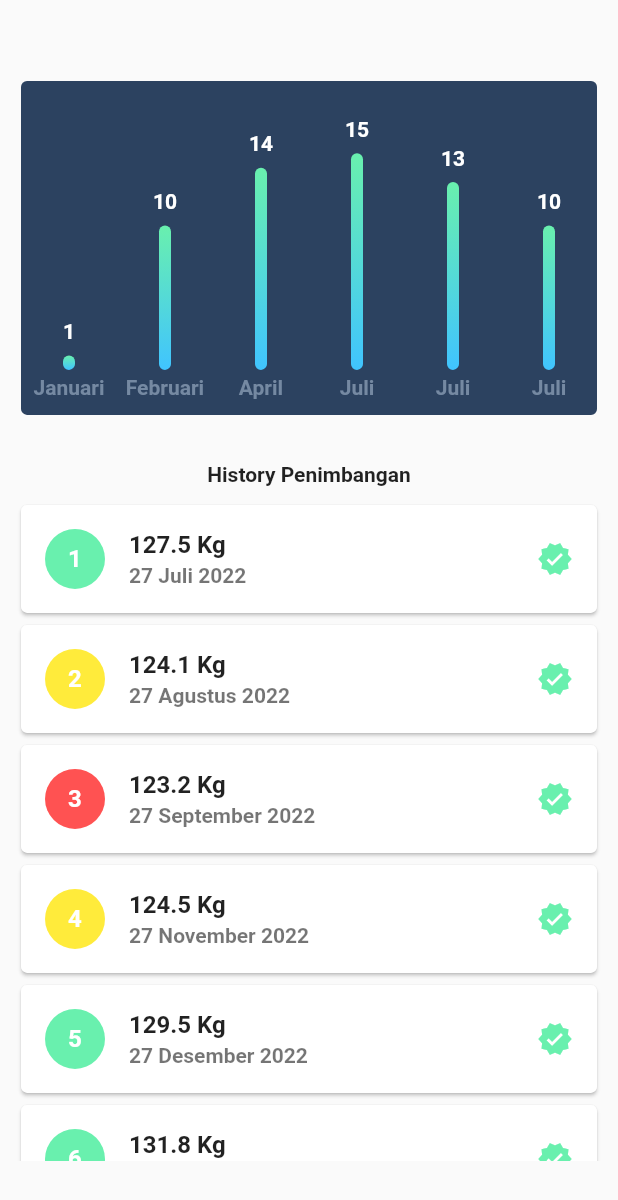
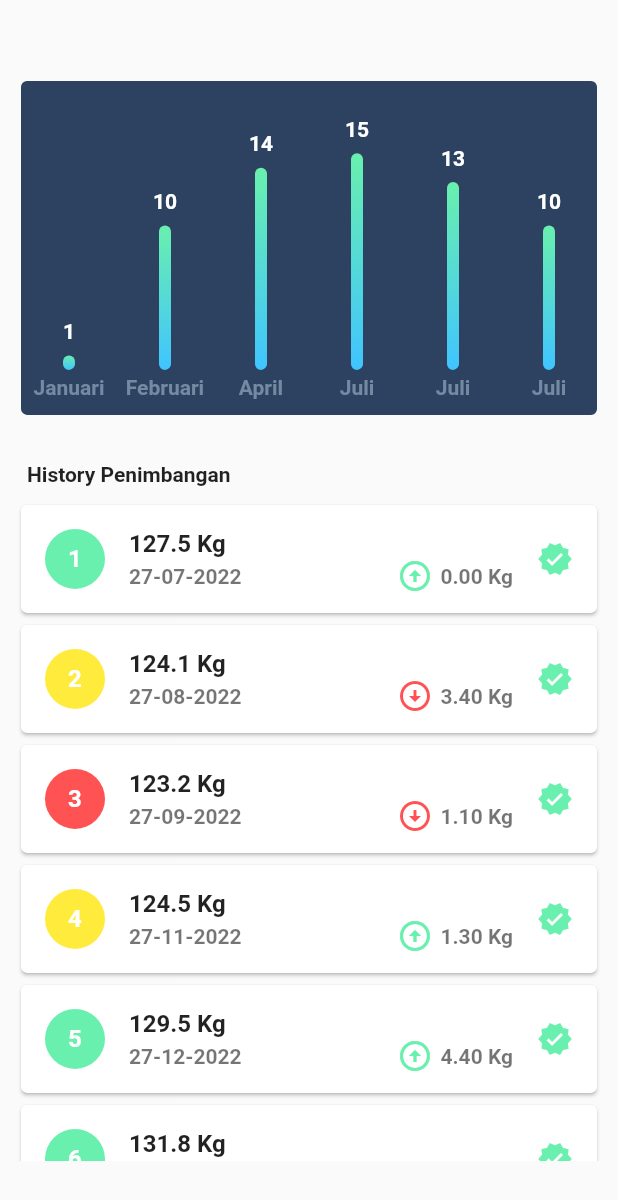
Before and after one commit to fahmi277/json-to-chart, a Flutter app: the screen it shows after launch, on a phone screen of 412 x 824 dp. Shown: the top 1200 px of the screen. Run offline on Flutter 3.47's test engine with Material 2 defaults, Android fonts, the light colour scheme and no system bars; drawn by our look-alikes of fl_chart; our stand-ins replace get.

Commit message:
add penimbangan staus up/down

```diff
--- a/lib/app/modules/home/views/home_view.dart
+++ b/lib/app/modules/home/views/home_view.dart
@@ -1,3 +1,5 @@
+// ignore_for_file: prefer_const_constructors
+
 import 'package:flutter/material.dart';
 
 import 'package:get/get.dart';
@@ -898,6 +900,7 @@ class HomeView extends GetView<HomeController> {
             Padding(
               padding: EdgeInsets.only(top: 20),
               child: Column(
+                crossAxisAlignment: CrossAxisAlignment.start,
                 children: [
                   const Padding(
                     padding: EdgeInsets.all(8.0),
@@ -909,31 +912,40 @@ class HomeView extends GetView<HomeController> {
                   ListTimbangan(
                       beratHewan: "127.5",
                       counterPenimbangan: "1",
-                      tangalPenimbangan: "27 Juli 2022"),
+                      arrowUp: true,
+                      tangalPenimbangan: "27-07-2022"),
                   ListTimbangan(
                       colorCounter: Colors.yellow,
                       beratHewan: "124.1",
+                      info: "3.40 Kg",
                       counterPenimbangan: "2",
-                      tangalPenimbangan: "27 Agustus 2022"),
+                      tangalPenimbangan: "27-08-2022"),
                   ListTimbangan(
                       colorCounter: Colors.redAccent,
                       beratHewan: "123.2",
                       counterPenimbangan: "3",
-                      tangalPenimbangan: "27 September 2022"),
+                      info: "1.10 Kg",
+                      tangalPenimbangan: "27-09-2022"),
                   ListTimbangan(
                       colorCounter: Colors.yellow,
                       beratHewan: "124.5",
+                      arrowUp: true,
+                      info: "1.30 Kg",
                       counterPenimbangan: "4",
-                      tangalPenimbangan: "27 November 2022"),
+                      tangalPenimbangan: "27-11-2022"),
                   ListTimbangan(
                       colorCounter: Colors.greenAccent,
                       beratHewan: "129.5",
+                      arrowUp: true,
+                      info: "4.40 Kg",
                       counterPenimbangan: "5",
-                      tangalPenimbangan: "27 Desember 2022"),
+                      tangalPenimbangan: "27-12-2022"),
                   ListTimbangan(
                       beratHewan: "131.8",
+                      arrowUp: true,
+                      info: "2.30 Kg",
                       counterPenimbangan: "6",
-                      tangalPenimbangan: "27 Februari 2022"),
+                      tangalPenimbangan: "27-02-2022"),
                 ],
               ),
             )
@@ -948,12 +960,16 @@ class ListTimbangan extends StatelessWidget {
   String tangalPenimbangan;
   String beratHewan;
   String counterPenimbangan;
+  String info;
   Color colorCounter;
+  bool arrowUp;
   ListTimbangan(
       {Key? key,
       this.beratHewan = '',
       this.counterPenimbangan = '',
       this.tangalPenimbangan = '',
+      this.info = '0.00 Kg',
+      this.arrowUp = false,
       this.colorCounter = Colors.greenAccent})
       : super(key: key);
 
@@ -965,12 +981,37 @@ class ListTimbangan extends StatelessWidget {
           Icons.verified,
           color: Colors.greenAccent,
         ),
-        subtitle: Text(
-          tangalPenimbangan,
-          style: TextStyle(fontWeight: FontWeight.bold),
+        subtitle: Row(
+          mainAxisAlignment: MainAxisAlignment.spaceBetween,
+          children: [
+            Text(
+              tangalPenimbangan,
+              style: TextStyle(fontWeight: FontWeight.bold),
+            ),
+            Row(
+              children: [
+                arrowUp
+                    ? Icon(
+                        Icons.arrow_circle_up,
+                        color: Colors.greenAccent,
+                      )
+                    : Icon(
+                        Icons.arrow_circle_down,
+                        color: Colors.redAccent,
+                      ),
+                SizedBox(
+                  width: 5,
+                ),
+                Text(
+                  info,
+                  style: TextStyle(fontWeight: FontWeight.bold),
+                ),
+              ],
+            )
+          ],
         ),
         title: Text(
-          beratHewan + ' Kg',
+          '$beratHewan Kg',
           style: TextStyle(fontWeight: FontWeight.bold),
         ),
         leading: CircleAvatar(
--- a/lib/main.dart
+++ b/lib/main.dart
@@ -7,6 +7,7 @@ import 'app/routes/app_pages.dart';
 void main() {
   runApp(
     GetMaterialApp(
+      debugShowCheckedModeBanner: false,
       title: "Application",
       initialRoute: AppPages.INITIAL,
       getPages: AppPages.routes,
```
